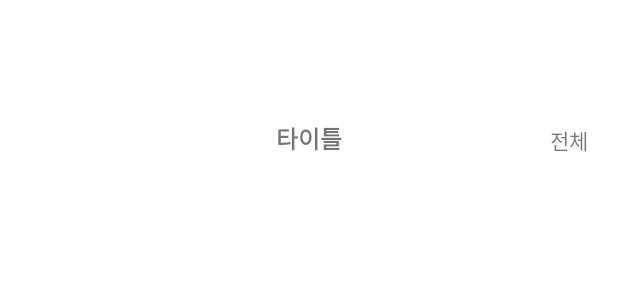
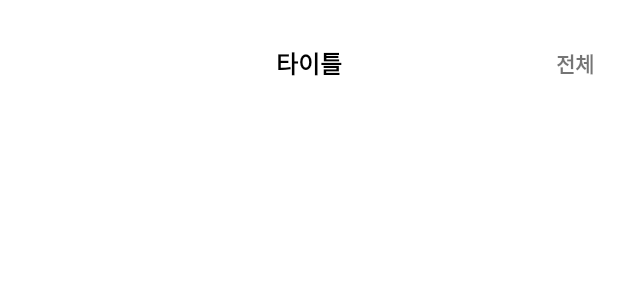
Before and after one commit to junseokseo9306/musin, an Android app: the layout item_recycler_header.xml on its own in the app's theme, with its tools: preview values and no code run, on a phone screen of 412 x 824 dp. Shown: the top 300 px of the screen. Run offline under Robolectric (Android 15) with nearby library versions, the phone set to English and light mode, and no system bars; network calls fail.

Commit message:
fix: Header 노출시 긴 제목을 줄이기 및 데이터 바인딩으로 로직 변경

```diff
--- a/app/src/main/java/com/example/musinsa/model/ItemType.kt
+++ b/app/src/main/java/com/example/musinsa/model/ItemType.kt
@@ -23,7 +23,7 @@ data class Item(
                     linkURL = item?.linkURL.orEmpty(),
                 )
 
-                private const val INITIAL_VALUE = ""
+                const val INITIAL_VALUE = ""
                 val INITIAL_HEADER = Header(
                     title = INITIAL_VALUE,
                     iconURL = INITIAL_VALUE,
@@ -110,7 +110,7 @@ data class Item(
                     iconURL = item?.iconURL.orEmpty()
                 )
 
-                private const val INITIAL_VALUE = ""
+                const val INITIAL_VALUE = ""
                 val INITIAL_HEADER = Footer(
                     type = INITIAL_VALUE,
                     title = INITIAL_VALUE,
--- a/app/src/main/java/com/example/musinsa/ui/HomeFragment.kt
+++ b/app/src/main/java/com/example/musinsa/ui/HomeFragment.kt
@@ -15,6 +15,7 @@ import com.example.musinsa.common.CustomSpanCount
 import com.example.musinsa.databinding.FragmentHomeBinding
 import com.example.musinsa.viewModel.HomeViewModel
 import dagger.hilt.android.AndroidEntryPoint
+import com.example.musinsa.model.Item.ItemType
 
 @AndroidEntryPoint
 class HomeFragment : Fragment() {
--- a/app/src/main/res/layout/fragment_home.xml
+++ b/app/src/main/res/layout/fragment_home.xml
@@ -60,7 +60,6 @@
                 android:layout_width="match_parent"
                 android:layout_height="120dp"
                 app:header="@{header}"
-                app:isVisible="@{isVisible}"
                 app:layout_constraintEnd_toEndOf="parent"
                 app:layout_constraintStart_toStartOf="parent"
                 app:layout_constraintTop_toBottomOf="@id/rv_grid_goods_area" />
--- a/app/src/main/res/layout/item_recycler_header.xml
+++ b/app/src/main/res/layout/item_recycler_header.xml
@@ -8,52 +8,55 @@
         <variable
             name="header"
             type="com.example.musinsa.model.Item.ItemType.Header" />
-
-        <variable
-            name="isVisible"
-            type="Boolean" />
     </data>
 
     <androidx.constraintlayout.widget.ConstraintLayout
         android:layout_width="match_parent"
-        android:layout_height="120dp">
+        android:layout_height="80dp">
 
         <ImageView
             android:id="@+id/iv_header_icon"
             android:layout_width="22dp"
             android:layout_height="22dp"
+            android:layout_marginTop="20dp"
             android:layout_marginEnd="5dp"
             android:layout_marginBottom="16dp"
             android:contentDescription="@string/header_title_icon"
             app:imgUrl="@{header.iconURL}"
             app:layout_constraintBottom_toBottomOf="parent"
             app:layout_constraintEnd_toStartOf="@id/tv_header_title"
-            app:visible="@{isVisible}" />
+            app:layout_constraintTop_toTopOf="parent"
+            app:visible="@{!header.linkURL.empty}" />
 
         <TextView
             android:id="@+id/tv_header_title"
+            style="@style/GoodsTextStyle.PriceBold.Black"
             android:layout_width="wrap_content"
             android:layout_height="wrap_content"
+            android:layout_marginTop="20dp"
             android:layout_marginBottom="16dp"
-            android:text="@{header.title}"
             android:textSize="16sp"
             android:textStyle="bold"
+            app:headerTitle="@{header.title}"
             app:layout_constraintBottom_toBottomOf="parent"
             app:layout_constraintEnd_toEndOf="parent"
             app:layout_constraintStart_toStartOf="parent"
+            app:layout_constraintTop_toTopOf="parent"
             tools:text="타이틀" />
 
         <TextView
             android:id="@+id/tv_header_all"
+            style="@style/GoodsTextStyle.PriceBold"
             android:layout_width="wrap_content"
             android:layout_height="wrap_content"
-            android:layout_marginEnd="20dp"
+            android:layout_marginTop="20dp"
+            android:layout_marginEnd="16dp"
             android:layout_marginBottom="16dp"
             android:text="@string/header_all"
-            android:textSize="14sp"
             app:layout_constraintBottom_toBottomOf="parent"
             app:layout_constraintEnd_toEndOf="parent"
-            app:visible="@{isVisible}" />
+            app:layout_constraintTop_toTopOf="parent"
+            app:visible="@{!header.linkURL.empty}" />
 
     </androidx.constraintlayout.widget.ConstraintLayout>
 </layout>
--- a/app/src/main/res/layout/item_viewpager.xml
+++ b/app/src/main/res/layout/item_viewpager.xml
@@ -34,7 +34,7 @@
             android:maxLines="2"
             app:layout_constraintBottom_toBottomOf="@id/iv_thumbnail"
             app:layout_constraintStart_toStartOf="@id/iv_thumbnail"
-            app:title="@{item.title}"
+            app:bannerTitle="@{item.title}"
             tools:text="COOL한 여름을" />
 
         <TextView
--- a/app/src/main/res/values/style.xml
+++ b/app/src/main/res/values/style.xml
@@ -22,7 +22,6 @@
     <style name="GoodsTextStyle.PriceBold">
         <item name="android:textSize">14sp</item>
         <item name="android:textStyle">bold</item>
-        <item name="android:textColor">@color/black</item>
     </style>
 
     <style name="GoodsTextStyle.PriceBold.Black">
```
Also changed, not shown: app/src/main/java/com/example/musinsa/adapters/TextBindingAdapters.kt (+38 -7 lines).
